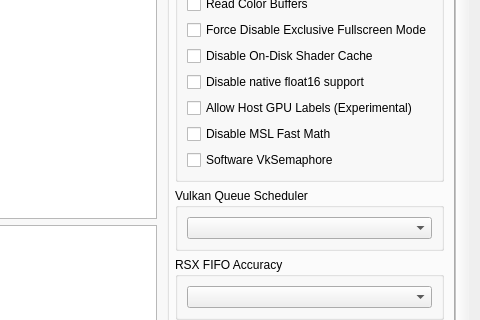
The window that rpcs3/rpcs3qt/settings_dialog.ui (RPCS3/rpcs3) describes before a commit, drawn with Qt 5; both pictures show x 376 to 856 and y 133 to 453 of the 856 by 688 pixel window.
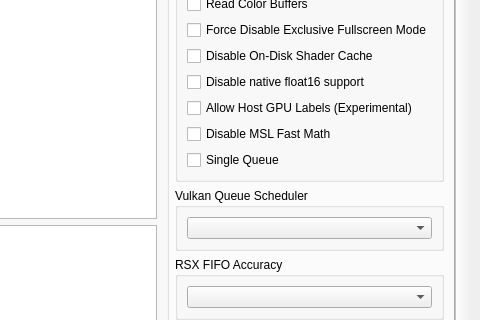
The same window after the commit. The open tabs and pages were chosen to show the change. Icons and pictures are not drawn.

```diff
--- a/rpcs3/rpcs3qt/settings_dialog.ui
+++ b/rpcs3/rpcs3qt/settings_dialog.ui
@@ -2512,7 +2512,7 @@
                <item>
                 <widget class="QCheckBox" name="softwareVkSemaphore">
                  <property name="text">
-                  <string>Software VkSemaphore</string>
+                  <string>Single Queue</string>
                  </property>
                 </widget>
                </item>
```
Left out of the diff: 2 changed lines with no effect on the pictures.
